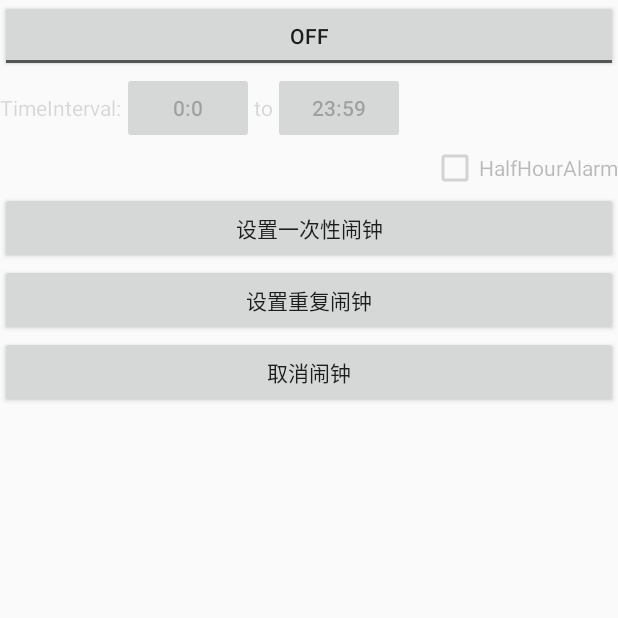
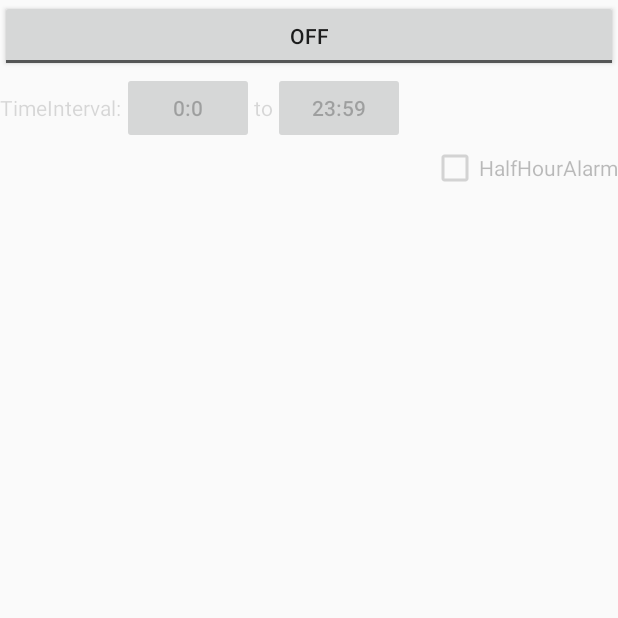
Before and after one commit to tyl12/halfHourAlarm, an Android app: the screen it shows after launch (MainActivity), on a phone screen of 412 x 824 dp, the top half of it. Run offline under Robolectric (Android 15) with nearby library versions, the phone set to English and light mode, and no system bars.

Commit message:
update4
Signed-off-by: tengyiliang <tengyiliang@cmcm.com>

```diff
--- a/app/src/main/java/com/example/administrator/myapplication/AlarmReceiver.java
+++ b/app/src/main/java/com/example/administrator/myapplication/AlarmReceiver.java
@@ -21,8 +21,8 @@ import java.util.Date;
 
 public class AlarmReceiver extends BroadcastReceiver{
 
-    private AlarmManager alarmManager;
-    private PendingIntent operation;
+//    private AlarmManager alarmManager;
+//    private PendingIntent operation;
     private Context mContext;
 
     @Override
--- a/app/src/main/java/com/example/administrator/myapplication/AlarmStorage.java
+++ b/app/src/main/java/com/example/administrator/myapplication/AlarmStorage.java
@@ -6,7 +6,6 @@ import android.util.Log;
 
 import java.util.ArrayList;
 import java.util.List;
-import java.util.Map;
 
 /**
  * Created by Administrator on 2016/6/15.
--- a/app/src/main/java/com/example/administrator/myapplication/MainActivity.java
+++ b/app/src/main/java/com/example/administrator/myapplication/MainActivity.java
@@ -1,25 +1,7 @@
 package com.example.administrator.myapplication;
 
-/*
-import android.support.v7.app.AppCompatActivity;
-import android.os.Bundle;
-public class MainActivity extends AppCompatActivity {
-    @Override
-    protected void onCreate(Bundle savedInstanceState) {
-        super.onCreate(savedInstanceState);
-        setContentView(R.layout.activity_main);
-    }
-}
-*/
-
-
 import android.app.Activity;
-import android.app.AlarmManager;
-import android.app.PendingIntent;
 import android.app.TimePickerDialog;
-import android.content.Context;
-import android.content.Intent;
-import android.content.SharedPreferences;
 import android.os.Bundle;
 import android.util.Log;
 import android.view.View;
@@ -31,14 +13,10 @@ import android.widget.TextView;
 import android.widget.TimePicker;
 import android.widget.Toast;
 import android.widget.ToggleButton;
-import android.app.TimePickerDialog;
-
-import java.util.Calendar;
 import java.util.List;
 
-public class MainActivity extends Activity implements OnClickListener {
+public class MainActivity extends Activity/*implements OnClickListener*/{
 
-    private Calendar c = null;
     private ToggleButton mToggleBtn = null;
     private Button mStartBtn = null;
     private Button mStopBtn = null;
@@ -55,11 +33,6 @@ public class MainActivity extends Activity implements OnClickListener {
         super.onCreate(savedInstanceState);
         Log.d("##@@##", "onCreate E");
         setContentView(R.layout.activity_main);
-
-        // 初始化按钮，并绑定监听事件
-        findViewById(R.id.clock).setOnClickListener(this);
-        findViewById(R.id.repeating_clock).setOnClickListener(this);
-        findViewById(R.id.cancel_clock).setOnClickListener(this);
 
         //checkbtn
         mToggleBtn = (ToggleButton)findViewById(R.id.tglSound);
@@ -166,15 +139,6 @@ public class MainActivity extends Activity implements OnClickListener {
         }
     }
 
-    /*
-    private void cancelAlarm(){
-        // 获取AlarmManager对象
-        alarmManager = (AlarmManager) getSystemService(ALARM_SERVICE);
-        // 创建Intent对象，action为android.intent.action.ALARM_RECEIVER
-        Intent intent = new Intent("android.intent.action.ALARM_RECEIVER");
-        operation = PendingIntent.getBroadcast(this, 0, intent, 0);
-        alarmManager.cancel(operation);
-    }*/
     private void enableBtn(boolean enable){
         Log.d("##@@##", "enableBtn  = " + enable);
         mStartBtn.setEnabled(enable);
@@ -197,10 +161,8 @@ public class MainActivity extends Activity implements OnClickListener {
         }
     }
 
-    @Override
-    public void onClick(View v) {
-    }
-
+//    @Override
+//    public void onClick(View v) {
 //        switch (v.getId()) {
 //            case R.id.clock:// 设置一次性闹钟
 //                alarmManager.cancel(operation);
--- a/app/src/main/res/layout/activity_main.xml
+++ b/app/src/main/res/layout/activity_main.xml
@@ -61,7 +61,7 @@
     </CheckBox >
 
 
-
+<!--
     <Button
         android:id="@+id/clock"
         android:layout_width="match_parent"
@@ -79,5 +79,5 @@
         android:layout_width="match_parent"
         android:layout_height="wrap_content"
         android:text="取消闹钟" />
-
+-->
 </LinearLayout>
```
